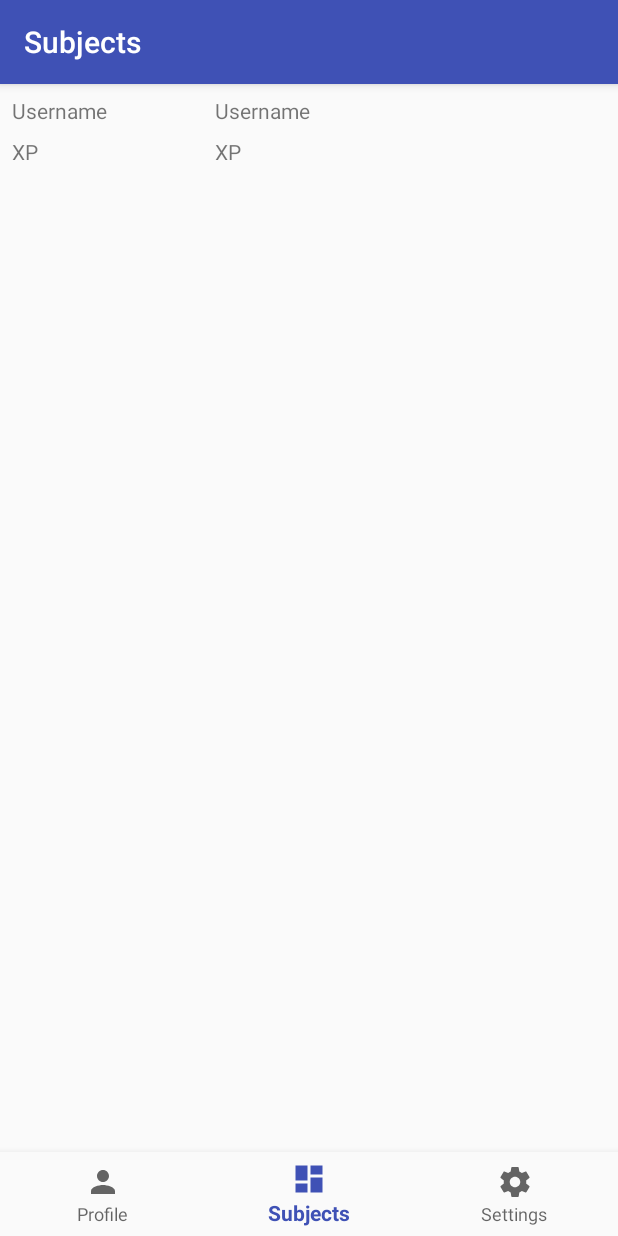
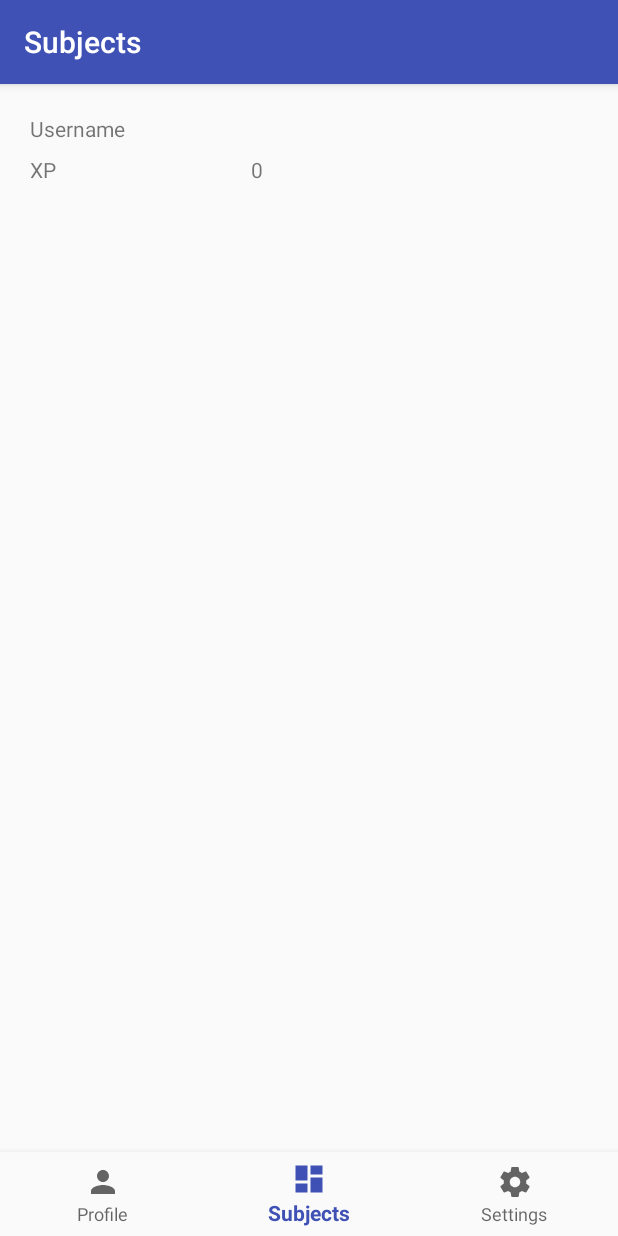
Before and after one commit to atalantus/Wokabel-App, an Android app: the fragment ProfileFragment placed in its activity, on a phone screen of 412 x 824 dp. Run offline under Robolectric (Android 15) with nearby library versions, the phone set to English and light mode, and no system bars; our stand-ins replace CircleImageView; pictures from the network do not load.

Commit message:
Profile added

```diff
--- a/App/app/src/main/java/com/wokabel/app/wokabel/views/ProfileFragment.java
+++ b/App/app/src/main/java/com/wokabel/app/wokabel/views/ProfileFragment.java
@@ -5,11 +5,15 @@ import android.support.v4.app.Fragment;
 import android.view.LayoutInflater;
 import android.view.View;
 import android.view.ViewGroup;
+import android.widget.TextView;
 
 import com.wokabel.app.wokabel.R;
+import com.wokabel.app.wokabel.WokabelApplication;
+import com.wokabel.app.wokabel.services.preferences.Settings;
 
 
 public class ProfileFragment extends Fragment {
+
     @Override
     public void onCreate(Bundle savedInstanceState) {
         super.onCreate(savedInstanceState);
@@ -17,15 +21,22 @@ public class ProfileFragment extends Fragment {
 
     @Override
     public View onCreateView(LayoutInflater inflater, ViewGroup container, Bundle savedInstanceState) {
-        return inflater.inflate(R.layout.fragment_profile, container, false);
+        View view =inflater.inflate(R.layout.fragment_profile, container, false);
+        Settings settings = WokabelApplication.sharedPreferences;
+        TextView username = view.findViewById(R.id.displayUsername);
+        TextView user_xp = view.findViewById(R.id.displayXP);
+        username.setText(settings.getString("username"));
+        user_xp.setText(""+settings.getInt("user_xp"));
+        return view;
     }
 
     public static ProfileFragment newInstance(){
-        ProfileFragment fragment = new ProfileFragment();
         //setzen von desplayUsername und displayXP auf Werte gespeichert in den Settings fehlt noch
-        return fragment;
+        return new ProfileFragment();
     }
 
+    public void update(){
 
+    }
 
 }
--- a/App/app/src/main/java/com/wokabel/app/wokabel/views/SubjectSelect.java
+++ b/App/app/src/main/java/com/wokabel/app/wokabel/views/SubjectSelect.java
@@ -3,14 +3,11 @@ package com.wokabel.app.wokabel.views;
 import android.os.Bundle;
 import android.support.annotation.NonNull;
 import android.support.design.widget.BottomNavigationView;
-import android.support.design.widget.FloatingActionButton;
-import android.support.design.widget.Snackbar;
 import android.support.v4.app.Fragment;
 import android.support.v4.app.FragmentTransaction;
 import android.support.v7.app.AppCompatActivity;
 import android.view.MenuItem;
 import android.view.View;
-import android.widget.TextView;
 
 import com.wokabel.app.wokabel.R;
 import com.wokabel.app.wokabel.WokabelApplication;
--- a/App/app/src/main/res/layout/fragment_profile.xml
+++ b/App/app/src/main/res/layout/fragment_profile.xml
@@ -10,8 +10,8 @@
         android:id="@+id/textViewUsername"
         android:layout_width="127dp"
         android:layout_height="0dp"
-        android:layout_marginStart="8dp"
-        android:layout_marginTop="8dp"
+        android:layout_marginStart="20dp"
+        android:layout_marginTop="20dp"
         android:text="@string/Username"
         app:layout_constraintStart_toStartOf="parent"
         app:layout_constraintTop_toTopOf="parent" />
@@ -20,9 +20,8 @@
         android:id="@+id/displayUsername"
         android:layout_width="127dp"
         android:layout_height="0dp"
-        android:layout_marginStart="8dp"
-        android:layout_marginTop="8dp"
-        android:text="@string/Username"
+        android:layout_marginStart="20dp"
+        android:layout_marginTop="20dp"
         app:layout_constraintStart_toEndOf="@+id/textViewUsername"
         app:layout_constraintTop_toTopOf="parent" />
 
@@ -30,7 +29,7 @@
         android:id="@+id/textViewXP"
         android:layout_width="127dp"
         android:layout_height="0dp"
-        android:layout_marginStart="8dp"
+        android:layout_marginStart="20dp"
         android:layout_marginTop="8dp"
         android:text="@string/XP"
         app:layout_constraintStart_toStartOf="parent"
@@ -40,9 +39,8 @@
         android:id="@+id/displayXP"
         android:layout_width="127dp"
         android:layout_height="wrap_content"
-        android:layout_marginStart="8dp"
+        android:layout_marginStart="20dp"
         android:layout_marginTop="8dp"
-        android:text="@string/XP"
         app:layout_constraintStart_toEndOf="@+id/textViewXP"
         app:layout_constraintTop_toBottomOf="@+id/displayUsername" />
 </android.support.constraint.ConstraintLayout>
```
